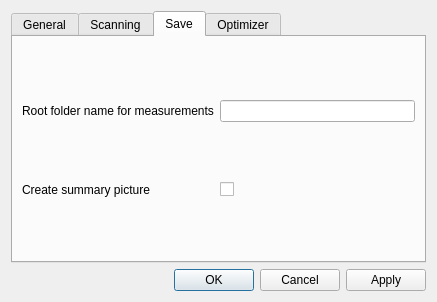
Old version of the form gui/ui_qafm_settings.ui in the repository sriharijayaram5/qudi.
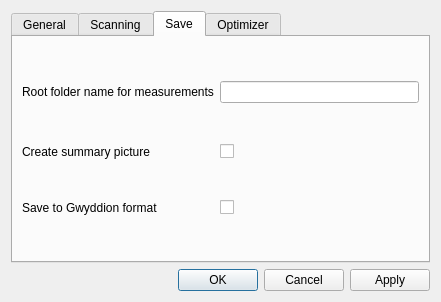
New version of the form. The open tabs and pages were chosen to show the change. Custom widgets are drawn as their Qt base class.

Commit message: GUI changes for Gwyddion file setting parameter

What changed in the file:
```diff
--- a/gui/ui_qafm_settings.ui
+++ b/gui/ui_qafm_settings.ui
@@ -6,7 +6,7 @@
    <rect>
     <x>0</x>
     <y>0</y>
-    <width>437</width>
+    <width>441</width>
     <height>302</height>
    </rect>
   </property>
@@ -287,6 +287,20 @@
          </property>
         </widget>
        </item>
+       <item row="2" column="2">
+        <widget class="QCheckBox" name="save_to_gwyddion_CheckBox">
+         <property name="text">
+          <string/>
+         </property>
+        </widget>
+       </item>
+       <item row="2" column="0">
+        <widget class="QLabel" name="label_13">
+         <property name="text">
+          <string>Save to Gwyddion format</string>
+         </property>
+        </widget>
+       </item>
       </layout>
      </widget>
      <widget class="QWidget" name="tab_3">
```
Left out of the diff: 16 changed lines with no effect on the pictures. The commit also changes 1 other file.
